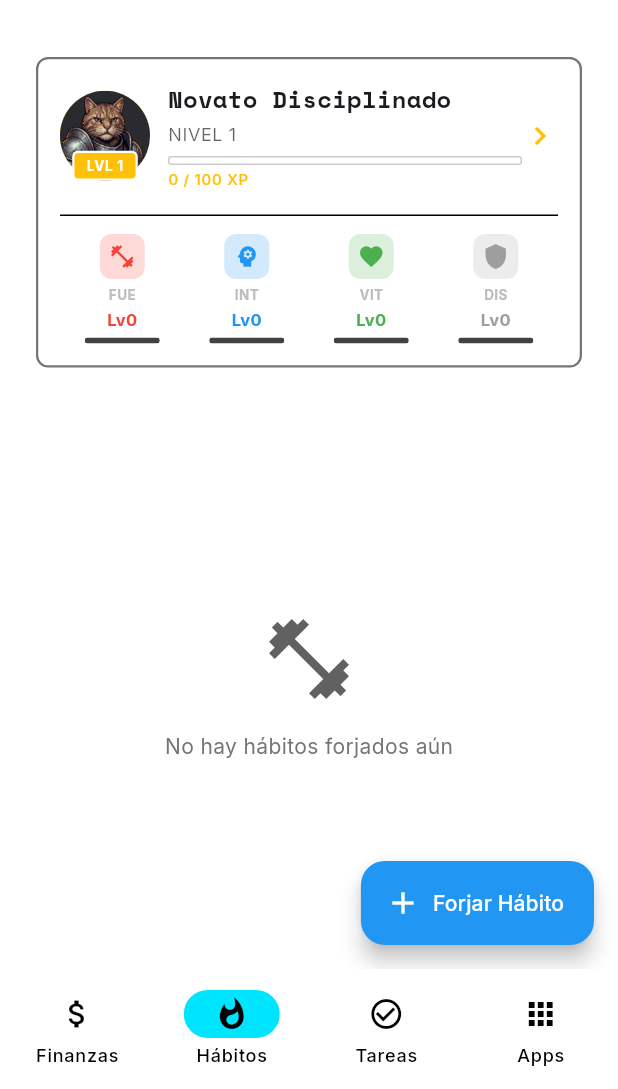
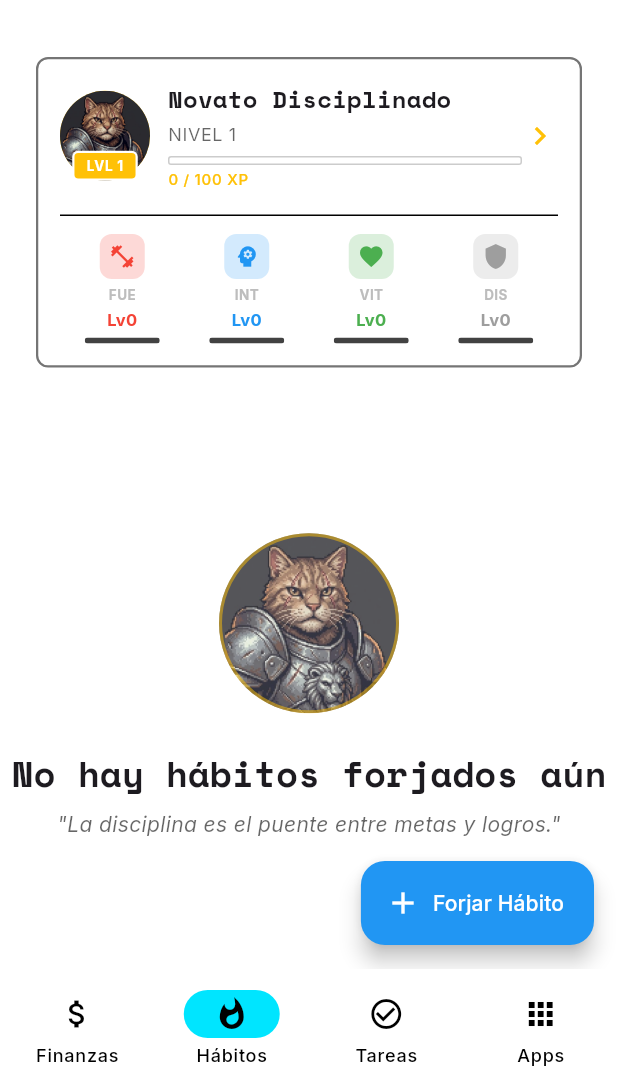
Before and after one commit to Juan-Zuniga-Codoceo/project_cato, a Flutter app: the screen it shows after launch, item 2 of the bottom bar chosen, on a phone screen of 412 x 824 dp, the part 147-1236 px from its top. Run offline on Flutter 3.47's test engine with Material 3 defaults, Android fonts, the phone set to English and light mode, and no system bars; our stand-ins replace confetti, file_picker, fl_chart, flutter_local_notifications, flutter_timezone, google_fonts and 7 more; accounts and stored records are empty.

Commit message:
Actualizacion modo gaer

```diff
--- a/lib/src/features/habits/presentation/screens/habits_screen.dart
+++ b/lib/src/features/habits/presentation/screens/habits_screen.dart
@@ -32,15 +32,50 @@ class HabitsScreen extends StatelessWidget {
                         child: Column(
                           mainAxisAlignment: MainAxisAlignment.center,
                           children: [
-                            Icon(
-                              Icons.fitness_center,
-                              size: 64,
-                              color: Colors.grey[700],
+                            // Placeholder Image (Gato Guerrero)
+                            Container(
+                              width: 120,
+                              height: 120,
+                              decoration: BoxDecoration(
+                                color: Theme.of(context).colorScheme.surface,
+                                shape: BoxShape.circle,
+                                border: Border.all(
+                                  color: Theme.of(
+                                    context,
+                                  ).colorScheme.primary.withOpacity(0.5),
+                                  width: 2,
+                                ),
+                                image: const DecorationImage(
+                                  image: AssetImage(
+                                    'assets/avatars/hero_1.jpg',
+                                  ), // Using existing asset as placeholder
+                                  fit: BoxFit.cover,
+                                  opacity: 0.8,
+                                ),
+                              ),
                             ),
-                            const SizedBox(height: 16),
+                            const SizedBox(height: 24),
                             Text(
                               'No hay hábitos forjados aún',
-                              style: TextStyle(color: Colors.grey[600]),
+                              style: Theme.of(context).textTheme.headlineSmall
+                                  ?.copyWith(fontWeight: FontWeight.bold),
+                            ),
+                            const SizedBox(height: 8),
+                            Padding(
+                              padding: const EdgeInsets.symmetric(
+                                horizontal: 32,
+                              ),
+                              child: Text(
+                                '"La disciplina es el puente entre metas y logros."',
+                                textAlign: TextAlign.center,
+                                style: Theme.of(context).textTheme.bodyMedium
+                                    ?.copyWith(
+                                      fontStyle: FontStyle.italic,
+                                      color: Theme.of(
+                                        context,
+                                      ).colorScheme.onSurface.withOpacity(0.6),
+                                    ),
+                              ),
                             ),
                           ],
                         ),
--- a/lib/src/features/home/presentation/screens/home_screen.dart
+++ b/lib/src/features/home/presentation/screens/home_screen.dart
@@ -2,6 +2,9 @@ import 'package:flutter/material.dart';
 import '../../../finance/presentation/screens/finance_screen.dart';
 import '../../../tasks/presentation/screens/tasks_screen.dart';
 import '../../../habits/presentation/screens/habits_screen.dart';
+import 'package:provider/provider.dart';
+import '../../../../core/providers/habit_provider.dart';
+import '../../../../core/utils/level_up_manager.dart';
 import '../../../settings/presentation/screens/settings_screen.dart';
 import 'apps_menu_screen.dart';
 
@@ -28,6 +31,20 @@ class _HomeScreenState extends State<HomeScreen> {
     'MISIONES',
     'SISTEMA CATO',
   ];
+
+  @override
+  void initState() {
+    super.initState();
+    // Listen for Level Up events
+    WidgetsBinding.instance.addPostFrameCallback((_) {
+      final habitProvider = Provider.of<HabitProvider>(context, listen: false);
+      habitProvider.onLevelUp.listen((newLevel) {
+        if (mounted) {
+          LevelUpManager.showLevelUpDialog(context, newLevel);
+        }
+      });
+    });
+  }
 
   @override
   Widget build(BuildContext context) {
--- a/pubspec.yaml
+++ b/pubspec.yaml
@@ -51,6 +51,7 @@ dependencies:
   flutter_local_notifications: ^17.0.0
   timezone: ^0.9.4
   flutter_timezone: ^3.0.0
+  confetti: ^0.8.0
 
 
 dev_dependencies:
```
Also changed, not shown: lib/src/core/providers/habit_provider.dart (+16 -3 lines), lib/src/core/utils/level_up_manager.dart (added, +123 -0 lines), lib/src/features/finance/presentation/screens/finance_screen.dart (+41 -0 lines), lib/src/features/garage/presentation/screens/garage_screen.dart (+34 -10 lines), pubspec.lock.
